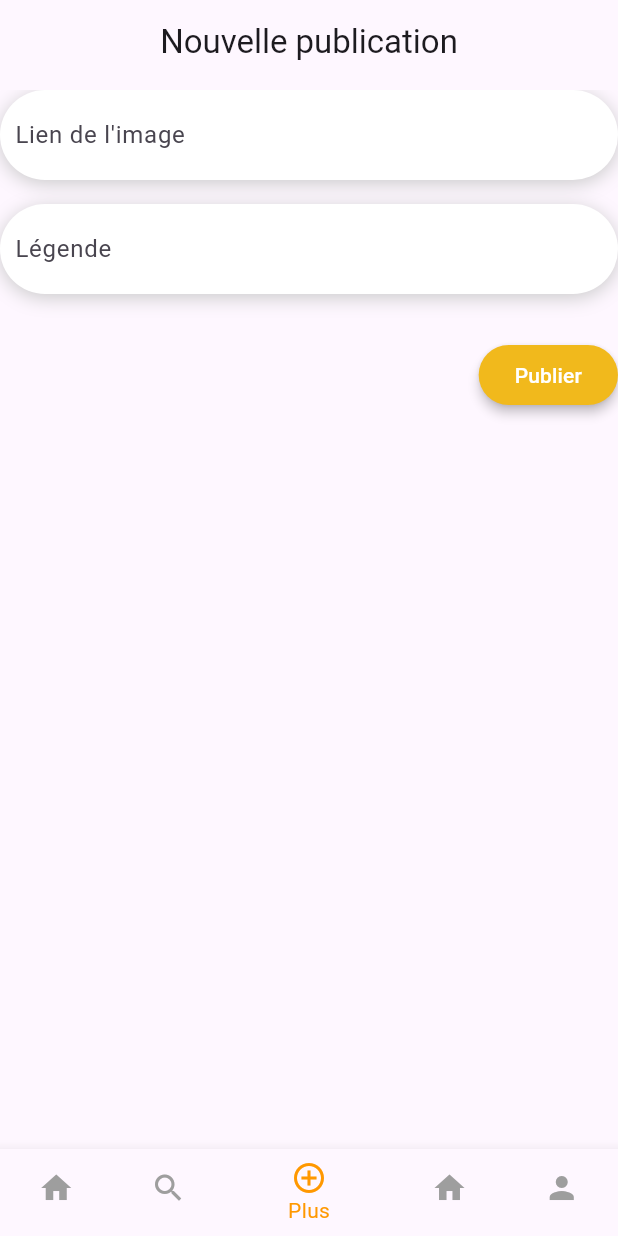
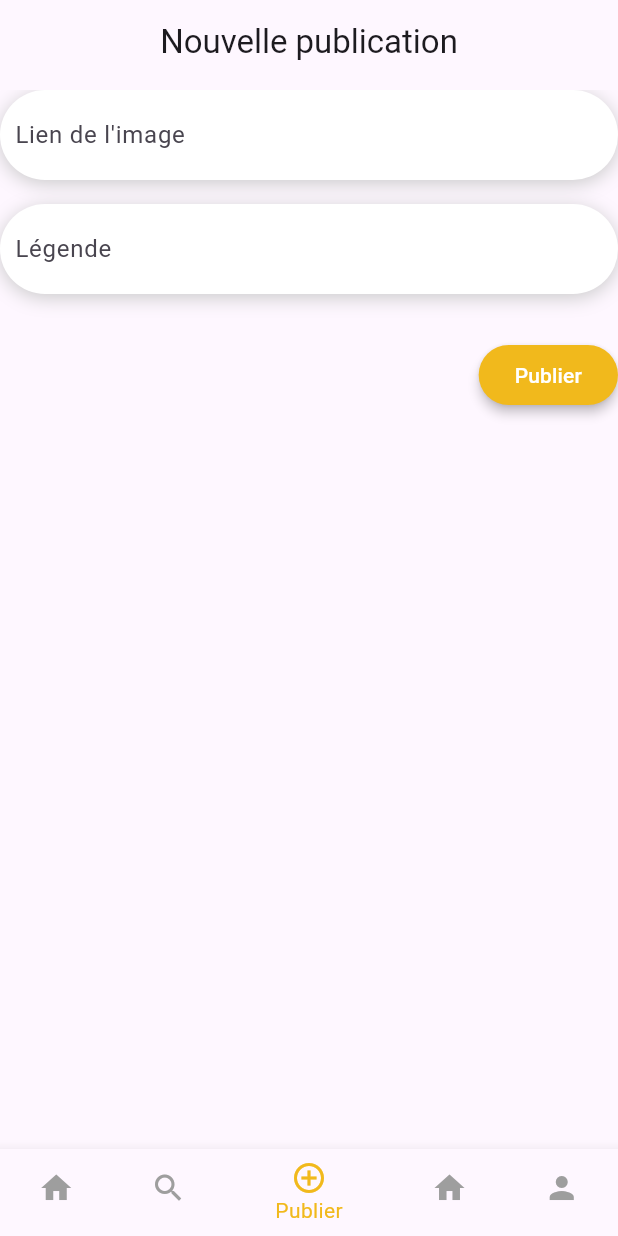
Before and after one commit to RomainConte/Yowl, a Flutter app: the HomeScreen screen opened directly with empty values, item 3 of the bottom bar chosen, after a tap on "Publier", on a phone screen of 412 x 824 dp. Run offline on Flutter 3.47's test engine with Material 3 defaults, Android fonts, the phone set to English and light mode, and no system bars; our stand-ins replace timeago; network calls fail.

Commit message:
[PUT] English to French

```diff
--- a/yowl/lib/screens/home_screen.dart
+++ b/yowl/lib/screens/home_screen.dart
@@ -53,7 +53,7 @@ class _HomeScreenState extends State<HomeScreen> {
       ),
       bottomNavigationBar: BottomNavigationBar(
         currentIndex: _selectedIndex,
-        selectedItemColor: Colors.orange,
+        selectedItemColor: Color.fromRGBO(241, 185, 28, 1),
         unselectedItemColor: Colors.grey,
         onTap: (index) {
           setState(() {
@@ -64,15 +64,15 @@ class _HomeScreenState extends State<HomeScreen> {
         items: const [
           BottomNavigationBarItem(
             icon: Icon(Icons.home),
-            label: 'Home',
+            label: 'Accueil',
           ),
           BottomNavigationBarItem(
             icon: Icon(Icons.search),
-            label: 'Search',
+            label: 'Recherche',
           ),
           BottomNavigationBarItem(
             icon: Icon(Icons.add_circle_outline),
-            label: 'Plus',
+            label: 'Publier',
           ),
           BottomNavigationBarItem(
             icon: Icon(Icons.home),
@@ -80,7 +80,7 @@ class _HomeScreenState extends State<HomeScreen> {
           ),
           BottomNavigationBarItem(
             icon: Icon(Icons.person),
-            label: 'Profile',
+            label: 'Profil',
           ),
         ],
       ),
--- a/yowl/lib/screens/views/plus_view.dart
+++ b/yowl/lib/screens/views/plus_view.dart
@@ -37,10 +37,10 @@ class _PlusViewState extends State<PlusView> {
 
     if (response.statusCode == 200) {
       // TODO: Handle successful response
-      print('Post created successfully');
+      print('Publication créée avec succès');
     } else {
       // TODO: Handle error response
-      print('Error creating post: ${response.statusCode}');
+      print('Erreur de création du post : ${response.statusCode}');
     }
   }
 
--- a/yowl/lib/screens/views/search_view.dart
+++ b/yowl/lib/screens/views/search_view.dart
@@ -63,7 +63,7 @@ class Profil extends StatelessWidget {
     if (response.statusCode == 200) {
       return json.decode(response.body);
     } else {
-      throw Exception('Failed to load users');
+      throw Exception('Eurreur de chargement des utilisateurs');
     }
   }
 
```
